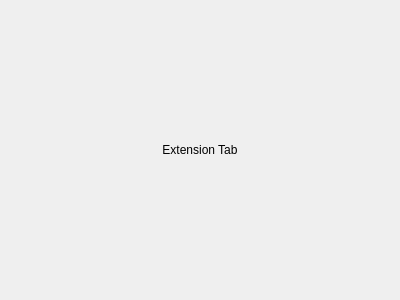
Above: src/brickv/plugin_system/plugins/red/ui/red_tab_extension.ui from Tinkerforge/brickv before the change. Below: the same form after it.
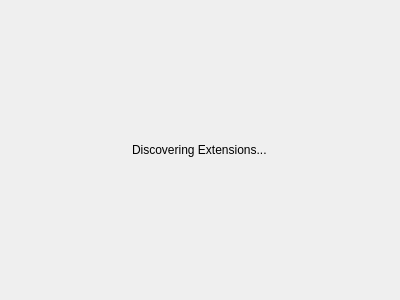
That is the form after the change.

What changed in the file:
```diff
--- a/src/brickv/plugin_system/plugins/red/ui/red_tab_extension.ui
+++ b/src/brickv/plugin_system/plugins/red/ui/red_tab_extension.ui
@@ -15,14 +15,24 @@
   </property>
   <layout class="QHBoxLayout" name="horizontalLayout">
    <item>
-    <widget class="QLabel" name="label">
+    <layout class="QVBoxLayout" name="verticalLayout">
+     <item>
+      <widget class="QLabel" name="extension_label">
+       <property name="sizePolicy">
+        <sizepolicy hsizetype="Preferred" vsizetype="Minimum">
+         <horstretch>0</horstretch>
+         <verstretch>0</verstretch>
+        </sizepolicy>
+       </property>
      <property name="text">
-      <string>Extension Tab</string>
-     </property>
-     <property name="alignment">
-      <set>Qt::AlignCenter</set>
-     </property>
-    </widget>
+        <string>Discovering Extensions...</string>
+       </property>
+      </widget>
+     </item>
+     <item>
+      <layout class="QHBoxLayout" name="extension_layout"/>
+     </item>
+    </layout>
    </item>
   </layout>
  </widget>
```
Lines whose indentation alone changed are shown as unchanged.
